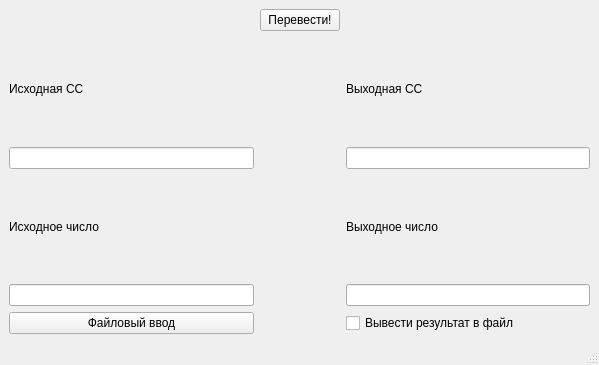
Old version of the form universalconverter.ui in the repository ilya2008g/UniversalConverter.
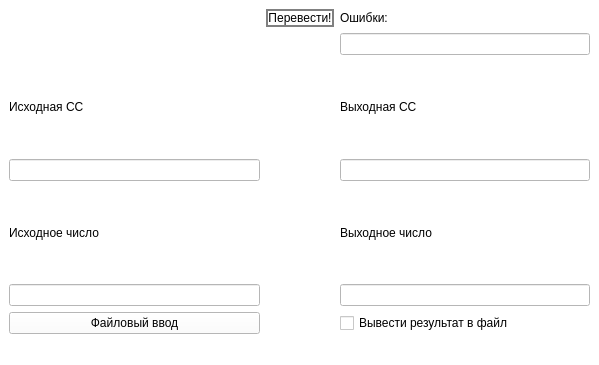
New version of the form.

Commit message: made each class a separate file, fixed the main bug where the result was always 0, finished the app

```diff
--- a/universalconverter.ui
+++ b/universalconverter.ui
@@ -13,69 +13,127 @@
   <property name="windowTitle">
    <string>UniversalConverter</string>
   </property>
+  <property name="styleSheet">
+   <string notr="true">background-color: white;</string>
+  </property>
   <widget class="QWidget" name="centralwidget">
    <layout class="QGridLayout" name="gridLayout">
-    <item row="0" column="1">
-     <widget class="QPushButton" name="convert">
-      <property name="text">
-       <string>Перевести!</string>
+    <item row="5" column="0">
+     <widget class="QLineEdit" name="input">
+      <property name="styleSheet">
+       <string notr="true">color: black;</string>
       </property>
      </widget>
     </item>
-    <item row="1" column="0">
+    <item row="2" column="0">
      <widget class="QLabel" name="label">
+      <property name="styleSheet">
+       <string notr="true">color: black;</string>
+      </property>
       <property name="text">
        <string>Исходная СС</string>
       </property>
      </widget>
     </item>
-    <item row="1" column="2">
-     <widget class="QLabel" name="label_2">
-      <property name="text">
-       <string>Выходная СС</string>
-      </property>
-     </widget>
-    </item>
-    <item row="2" column="0">
-     <widget class="QLineEdit" name="p"/>
-    </item>
-    <item row="2" column="2">
-     <widget class="QLineEdit" name="q"/>
-    </item>
-    <item row="3" column="0">
+    <item row="4" column="0">
      <widget class="QLabel" name="label_3">
+      <property name="styleSheet">
+       <string notr="true">color: black;</string>
+      </property>
       <property name="text">
        <string>Исходное число</string>
       </property>
      </widget>
     </item>
-    <item row="3" column="2">
+    <item row="4" column="2">
      <widget class="QLabel" name="label_4">
+      <property name="styleSheet">
+       <string notr="true">color: black;</string>
+      </property>
       <property name="text">
        <string>Выходное число</string>
       </property>
      </widget>
     </item>
-    <item row="4" column="0">
-     <widget class="QLineEdit" name="input"/>
-    </item>
-    <item row="4" column="2">
-     <widget class="QLineEdit" name="output"/>
-    </item>
-    <item row="5" column="0">
-     <widget class="QPushButton" name="file_input">
-      <property name="text">
-       <string>Файловый ввод</string>
-      </property>
-     </widget>
-    </item>
     <item row="5" column="2">
+     <widget class="QLineEdit" name="output">
+      <property name="styleSheet">
+       <string notr="true">color: black;</string>
+      </property>
+     </widget>
+    </item>
+    <item row="6" column="2">
      <widget class="QCheckBox" name="checkBox">
+      <property name="styleSheet">
+       <string notr="true">color: black;</string>
+      </property>
       <property name="text">
        <string>Вывести результат в файл</string>
       </property>
      </widget>
     </item>
+    <item row="3" column="0">
+     <widget class="QLineEdit" name="p">
+      <property name="styleSheet">
+       <string notr="true">color: black;</string>
+      </property>
+     </widget>
+    </item>
+    <item row="0" column="1">
+     <widget class="QPushButton" name="convert">
+      <property name="styleSheet">
+       <string notr="true">color:black;
+border: 2px solid gray;</string>
+      </property>
+      <property name="text">
+       <string>Перевести!</string>
+      </property>
+     </widget>
+    </item>
+    <item row="3" column="2">
+     <widget class="QLineEdit" name="q">
+      <property name="styleSheet">
+       <string notr="true">color: black;</string>
+      </property>
+     </widget>
+    </item>
+    <item row="2" column="2">
+     <widget class="QLabel" name="label_2">
+      <property name="styleSheet">
+       <string notr="true">color: black;</string>
+      </property>
+      <property name="text">
+       <string>Выходная СС</string>
+      </property>
+     </widget>
+    </item>
+    <item row="6" column="0">
+     <widget class="QPushButton" name="file_input">
+      <property name="styleSheet">
+       <string notr="true">color: black;</string>
+      </property>
+      <property name="text">
+       <string>Файловый ввод</string>
+      </property>
+     </widget>
+    </item>
+    <item row="0" column="2">
+     <widget class="QLabel" name="label_5">
+      <property name="styleSheet">
+       <string notr="true">color: black;</string>
+      </property>
+      <property name="text">
+       <string>Ошибки:</string>
+      </property>
+     </widget>
+    </item>
+    <item row="1" column="2">
+     <widget class="QLineEdit" name="error_line">
+      <property name="styleSheet">
+       <string notr="true">color: black;</string>
+      </property>
+     </widget>
+    </item>
    </layout>
   </widget>
   <widget class="QMenuBar" name="menubar">
```
The commit also changes 50 other files.
